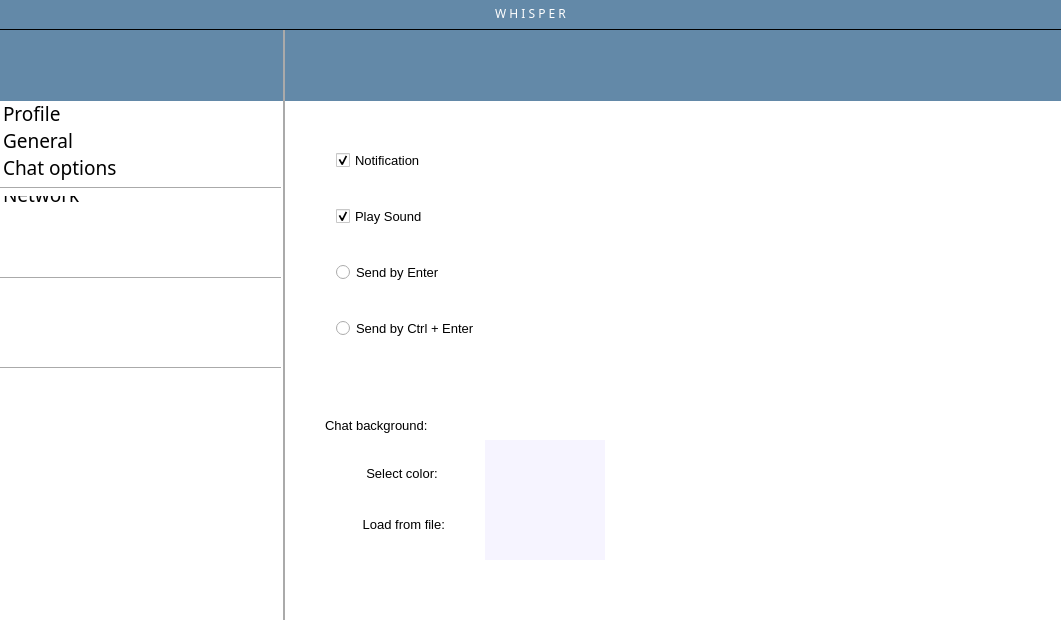
Before: the Qt Designer form Client/client.ui in a-mkrv/Chat, drawn with Qt 5.
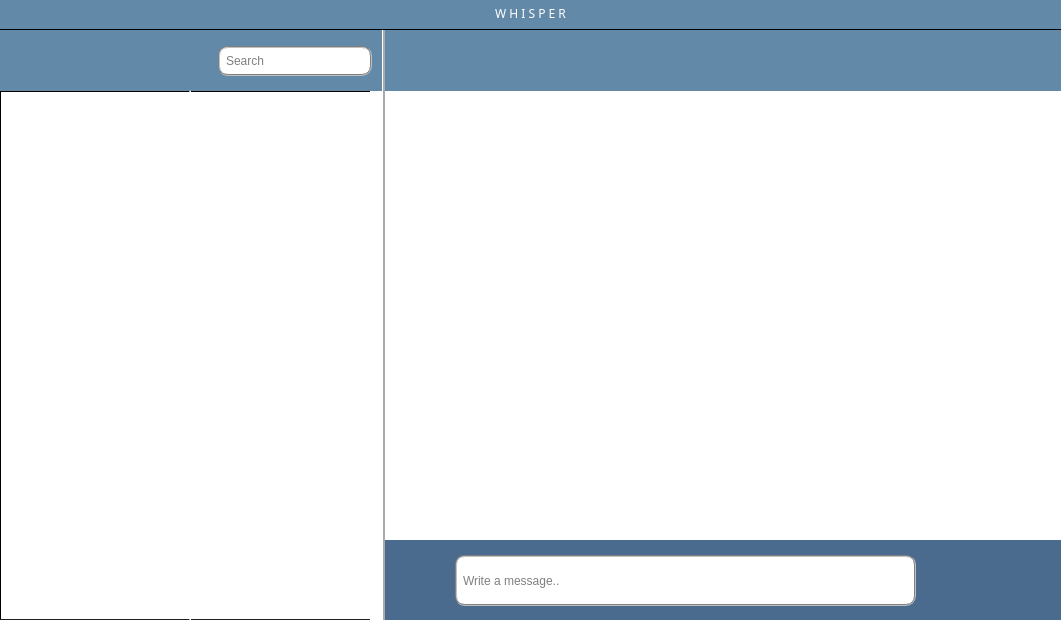
After: the same form once the commit is applied. Icons and pictures are not drawn.

Patch:
```diff
--- a/Client/client.ui
+++ b/Client/client.ui
@@ -1462,7 +1462,7 @@
      </size>
     </property>
     <property name="spacing">
-     <number>2</number>
+     <number>0</number>
     </property>
    </widget>
    <widget class="QPushButton" name="glass_button">
@@ -1478,6 +1478,7 @@
      <string notr="true">background-color: rgb(0, 0, 0, 130);</string>
     </property>
    </widget>
+   <zorder>widget_2</zorder>
    <zorder>glass_button</zorder>
    <zorder>line</zorder>
    <zorder>userList</zorder>
@@ -1496,7 +1497,6 @@
    <zorder>search_label</zorder>
    <zorder>stackedWidget_2</zorder>
    <zorder>search_list</zorder>
-   <zorder>widget_2</zorder>
   </widget>
   <action name="actionShowHideWindow">
    <property name="text">
```
